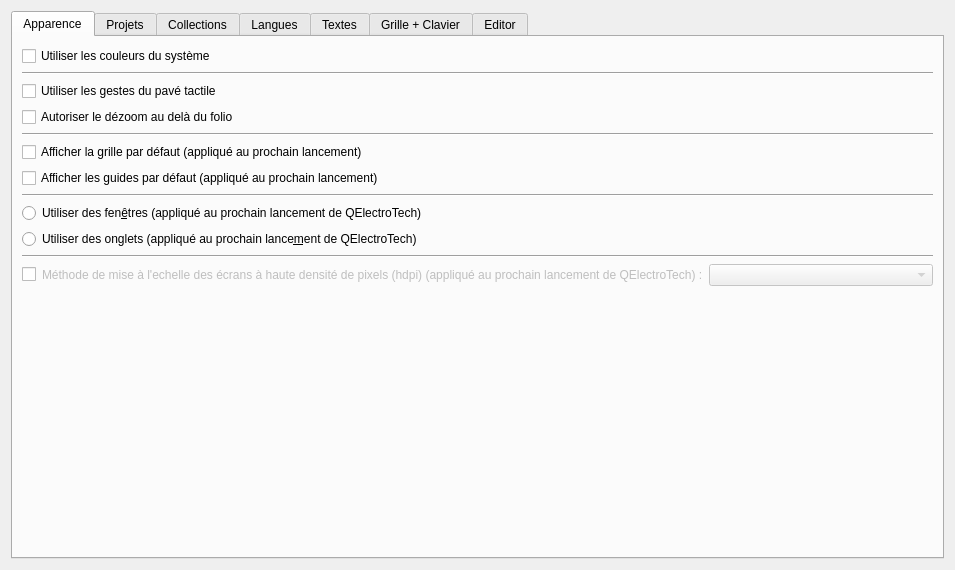
The window that sources/ui/configpage/generalconfigurationpage.ui (qelectrotech/qelectrotech-source-mirror) describes before a commit, drawn with Qt 5.
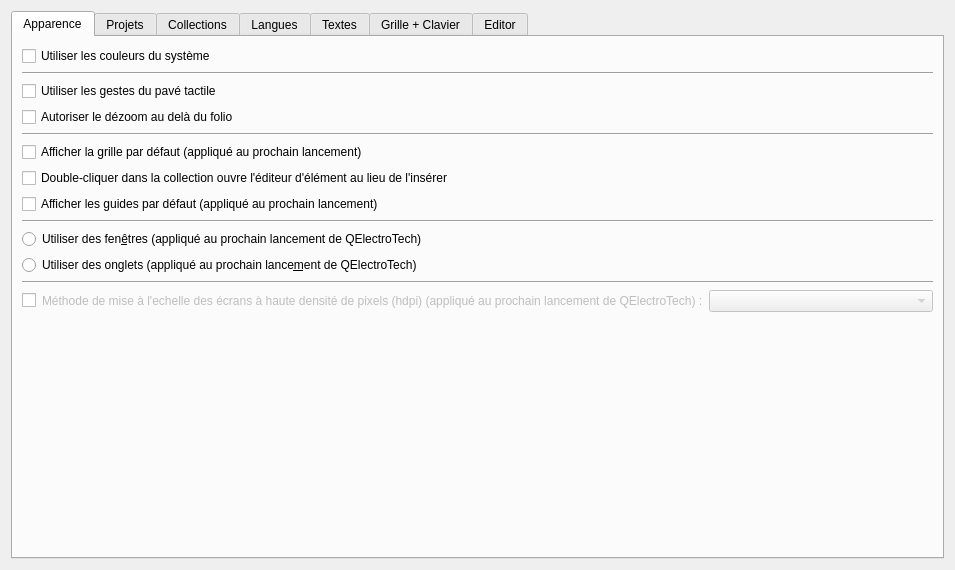
The same window after the commit.

```diff
--- a/sources/ui/configpage/generalconfigurationpage.ui
+++ b/sources/ui/configpage/generalconfigurationpage.ui
@@ -66,6 +66,16 @@
          </property>
         </widget>
        </item>
+       <item>
+        <widget class="QCheckBox" name="m_collection_dblclick_edits">
+         <property name="toolTip">
+          <string>Par défaut, un double-clic insère l'élément sur le folio ; l'édition reste accessible par le menu contextuel.</string>
+         </property>
+         <property name="text">
+          <string>Double-cliquer dans la collection ouvre l'éditeur d'élément au lieu de l'insérer</string>
+         </property>
+        </widget>
+       </item>
        <item>
         <widget class="QCheckBox" name="guides_startup_cb">
          <property name="text">
```
